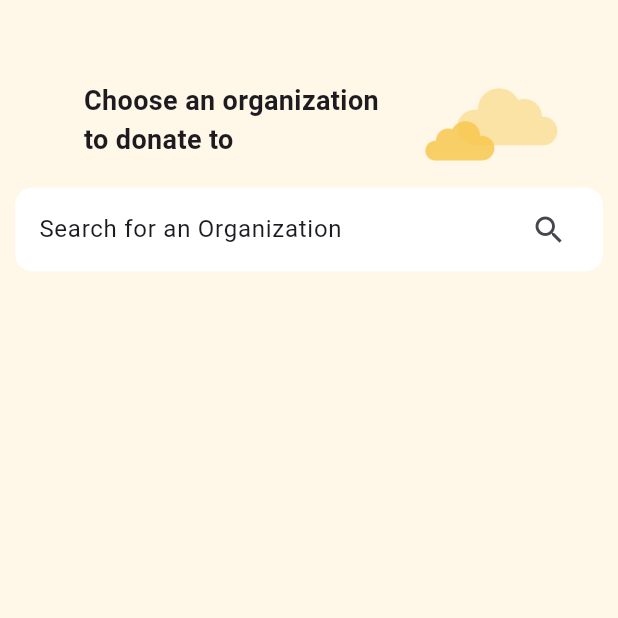
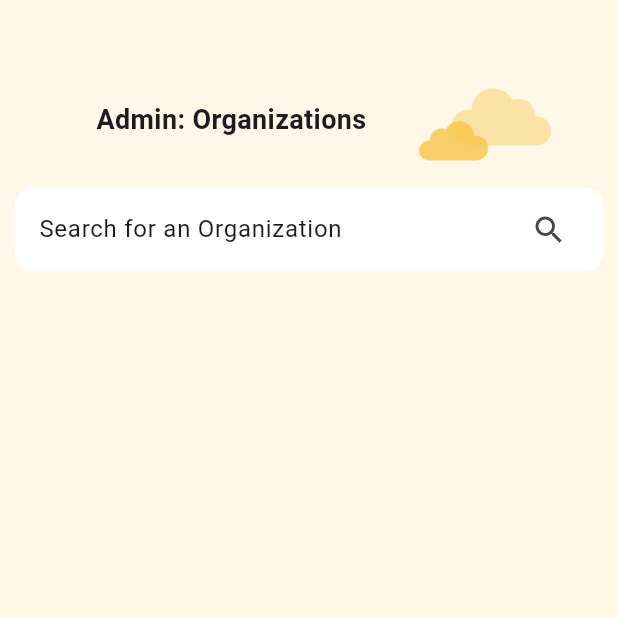
Before and after one commit to juatco-jemu/cmsc-23-project, a Flutter app: the OrganizationsList screen opened directly, on a phone screen of 412 x 824 dp, the top half of it. Run offline on Flutter 3.47's test engine with Material 3 defaults, Android fonts, the phone set to English and light mode, and no system bars; our stand-ins replace camera, carousel_slider, cloud_firestore, curved_navigation_bar, firebase_auth, firebase_core and 5 more; missing offline and left inert: mobile_scanner; accounts and stored records are empty.

Commit message:
chore: initial approval page for org sign up

```diff
--- a/lib/pages/admin/admin_main_page.dart
+++ b/lib/pages/admin/admin_main_page.dart
@@ -14,7 +14,7 @@ class AdminMainPage extends StatefulWidget {
 class _AdminMainPageState extends State<AdminMainPage> {
   int _selectedIndex = 0;
   final List<Widget> _pages = [
-    const OrganizationsList(isPage: true, isDonor: false),
+    const OrganizationsList(isPage: true, isDonor: false, isAdmin: true),
     const AdminDonorList()
   ];
 
--- a/lib/pages/donor/donor_main_page.dart
+++ b/lib/pages/donor/donor_main_page.dart
@@ -31,7 +31,11 @@ class _DonorMainPageState extends State<DonorMainPage> {
     Donor? donor = context.watch<DonorsProvider>().donorData;
     final List<Widget> pages = [
       DonorHomePage(donor: donor),
-      const OrganizationsList(isPage: true, isDonor: true),
+      const OrganizationsList(
+        isPage: true,
+        isDonor: true,
+        isAdmin: false,
+      ),
       DonorProfilePage(donor: donor),
     ];
     return Scaffold(
--- a/lib/pages/org_list_page.dart
+++ b/lib/pages/org_list_page.dart
@@ -1,5 +1,6 @@
 import 'package:cloud_firestore/cloud_firestore.dart';
 import 'package:donation_system/model/model_organization.dart';
+import 'package:donation_system/pages/admin/admin_org_detail_page.dart';
 import 'package:donation_system/pages/org_details_page.dart';
 import 'package:donation_system/providers/provider_organizations.dart';
 import 'package:donation_system/theme/colors.dart';
@@ -8,9 +9,11 @@ import 'package:flutter/material.dart';
 import 'package:provider/provider.dart';
 
 class OrganizationsList extends StatefulWidget {
+  final bool isAdmin;
   final bool isDonor;
   final bool isPage;
-  const OrganizationsList({required this.isPage, required this.isDonor, super.key});
+  const OrganizationsList(
+      {required this.isPage, required this.isDonor, required this.isAdmin, super.key});
 
   @override
   State<OrganizationsList> createState() => _OrganizationsListState();
@@ -45,7 +48,7 @@ class _OrganizationsListState extends State<OrganizationsList> {
       mainAxisAlignment: MainAxisAlignment.spaceEvenly,
       children: [
         !widget.isPage ? backButton : Container(),
-        const Text("Choose an organization\nto donate to",
+        Text((!widget.isAdmin) ? "Choose an organization\nto donate to" : "Admin: Organizations",
             style: TextStyle(fontSize: 18, fontWeight: FontWeight.bold)),
         Padding(
           padding: const EdgeInsets.only(right: 8.0),
@@ -153,8 +156,9 @@ class _OrganizationsListState extends State<OrganizationsList> {
                       Navigator.push(
                         context,
                         MaterialPageRoute(
-                          builder: (context) =>
-                              OrgDetailsPage(organization: organization, isDonor: false),
+                          builder: (context) => (!widget.isAdmin)
+                              ? OrgDetailsPage(organization: organization, isDonor: false)
+                              : OrganizationDetailPage(organization: organization),
                         ),
                       );
                     },
```
Also changed, not shown: lib/pages/donor/donor_home_page.dart (+6 -1 lines). Lines whose indentation alone changed are shown as unchanged.
